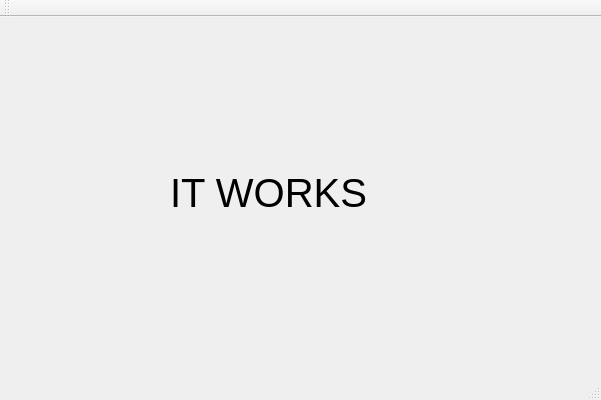
Qt form AdminPage.ui (JustKoshi/QTCinemaProject) before a commit.
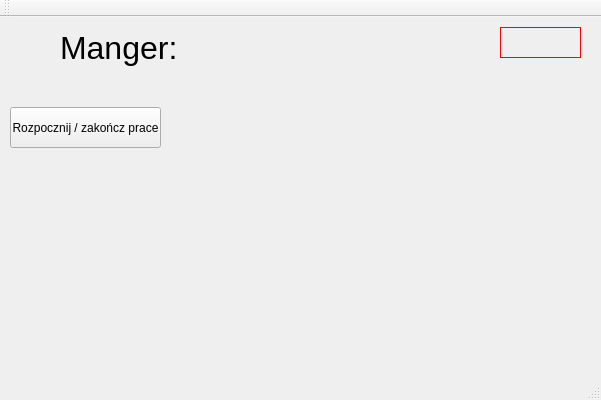
The same form after that commit.

Patch:
```diff
--- a/AdminPage.ui
+++ b/AdminPage.ui
@@ -17,19 +17,55 @@
    <widget class="QLabel" name="label">
     <property name="geometry">
      <rect>
-      <x>170</x>
-      <y>120</y>
-      <width>241</width>
-      <height>111</height>
+      <x>60</x>
+      <y>0</y>
+      <width>251</width>
+      <height>61</height>
      </rect>
     </property>
     <property name="font">
      <font>
-      <pointsize>30</pointsize>
+      <pointsize>24</pointsize>
      </font>
     </property>
     <property name="text">
-     <string>IT WORKS</string>
+     <string>Manger: </string>
+    </property>
+   </widget>
+   <widget class="QLabel" name="label_Time">
+    <property name="geometry">
+     <rect>
+      <x>500</x>
+      <y>10</y>
+      <width>81</width>
+      <height>31</height>
+     </rect>
+    </property>
+    <property name="styleSheet">
+     <string notr="true">QLabel{
+border: 1px solid rgb(255, 0, 0);
+}</string>
+    </property>
+    <property name="text">
+     <string/>
+    </property>
+   </widget>
+   <widget class="QPushButton" name="pushButton_checkOut">
+    <property name="geometry">
+     <rect>
+      <x>10</x>
+      <y>90</y>
+      <width>151</width>
+      <height>41</height>
+     </rect>
+    </property>
+    <property name="font">
+     <font>
+      <pointsize>9</pointsize>
+     </font>
+    </property>
+    <property name="text">
+     <string>Rozpocznij / zakończ prace</string>
     </property>
    </widget>
   </widget>
```
Left out of the diff: 2 changed lines with no effect on the pictures.
